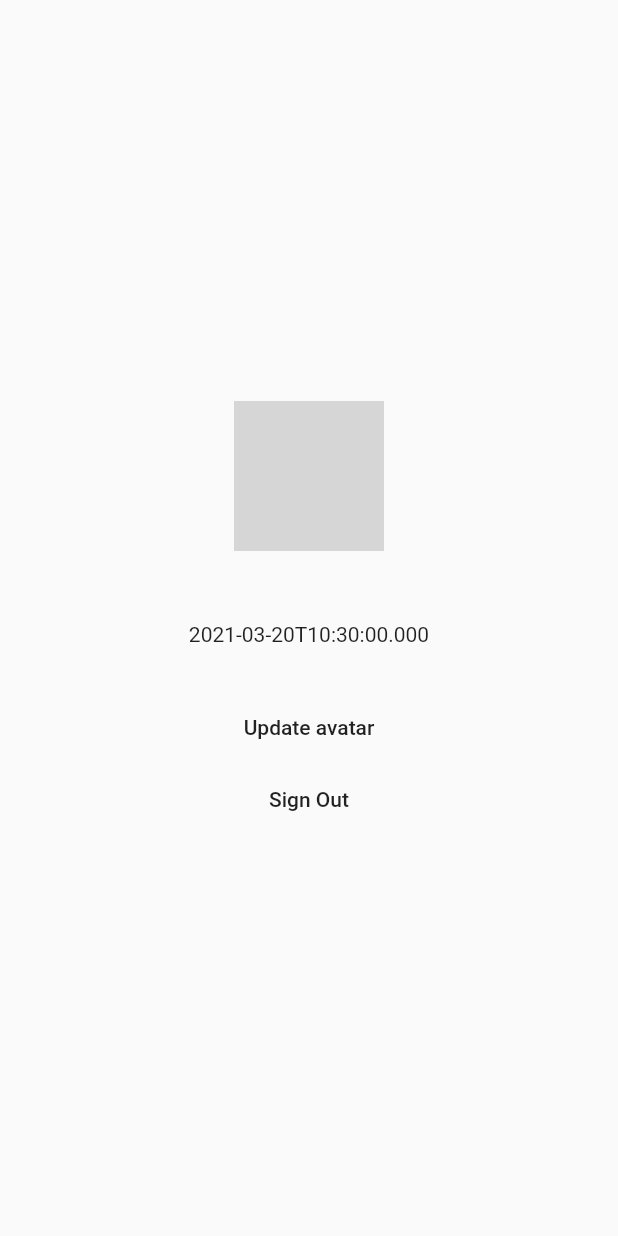
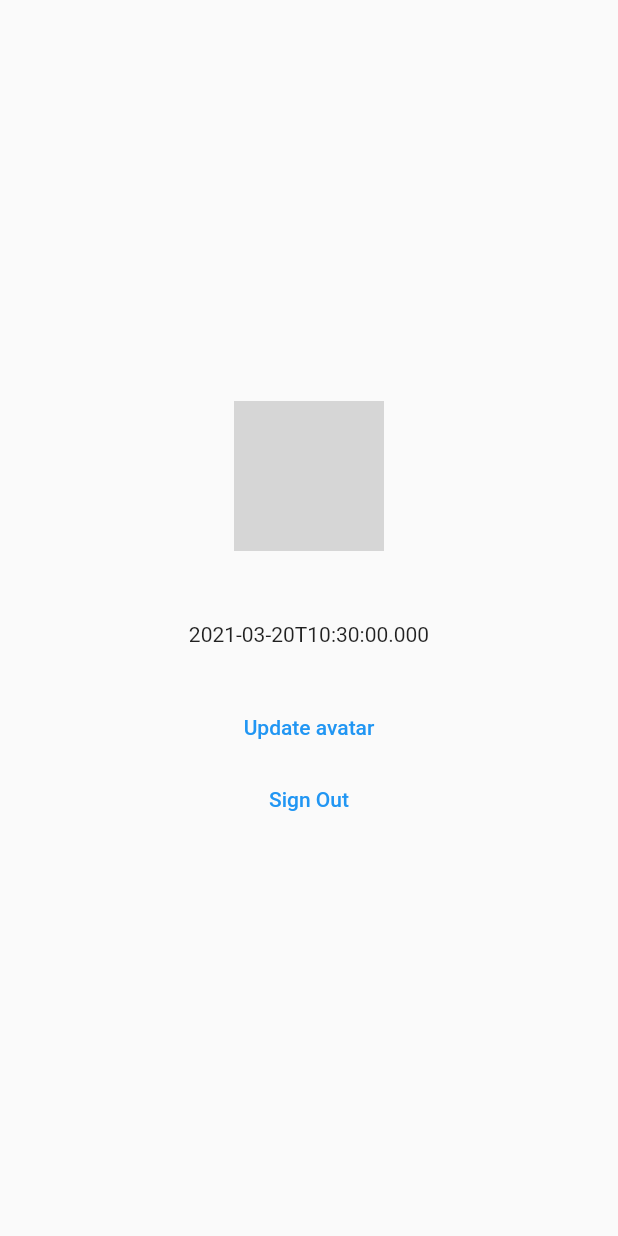
Before and after one commit to SupineDread/app_design, a Flutter app: the HomePage screen opened by its route, on a phone screen of 412 x 824 dp. Run offline on Flutter 3.47's test engine with Material 2 defaults, Android fonts, the phone set to English and light mode, and no system bars; our stand-ins replace dio, flutter_secure_storage, flutter_svg, get_it, image_picker, logger; accounts and stored records are empty; network calls fail; grey boxes are pictures that could not be loaded.

Commit message:
Updated to fl2

```diff
--- a/lib/helpers/dependency_injection.dart
+++ b/lib/helpers/dependency_injection.dart
@@ -9,7 +9,7 @@ import 'package:get_it/get_it.dart';
 abstract class DependencyInjection {
   static void initialize() {
     final Dio dio = Dio(BaseOptions(baseUrl: 'https://evening-refuge-79635.herokuapp.com'));
-    Http http = Http(dio: dio, logsEnabled: true);
+    Http http = Http(dio: dio);
 
     final FlutterSecureStorage secureStorage = FlutterSecureStorage();
 
--- a/lib/helpers/http.dart
+++ b/lib/helpers/http.dart
@@ -5,14 +5,11 @@ import 'package:meta/meta.dart' show required;
 
 class Http {
   Dio _dio;
-  bool _logsEnabled;
 
   Http({
     @required Dio dio,
-    @required bool logsEnabled,
   }) {
     _dio = dio;
-    _logsEnabled = logsEnabled;
   }
 
   Future<HttpResponse<T>> request<T>(
--- a/lib/pages/home_page.dart
+++ b/lib/pages/home_page.dart
@@ -3,7 +3,6 @@ import 'package:flutter_api_rest/api/account_api.dart';
 import 'package:flutter_api_rest/data/authentication_client.dart';
 import 'package:flutter_api_rest/models/user.dart';
 import 'package:flutter_api_rest/pages/login_page.dart';
-import 'package:flutter_api_rest/utils/logs.dart';
 import 'package:get_it/get_it.dart';
 import 'package:image_picker/image_picker.dart';
 import 'package:path/path.dart' as path;
@@ -89,11 +88,11 @@ class _HomePageState extends State<HomePage> {
           SizedBox(
             height: 30.0,
           ),
-          FlatButton(
+          TextButton(
             onPressed: _pickImage,
             child: Text("Update avatar"),
           ),
-          FlatButton(
+          TextButton(
             onPressed: _signOut,
             child: Text("Sign Out"),
           )
--- a/lib/utils/dialogs.dart
+++ b/lib/utils/dialogs.dart
@@ -9,7 +9,7 @@ abstract class Dialogs {
         title: Text(title),
         content: Text(description),
         actions: [
-          FlatButton(
+          TextButton(
             onPressed: () {
               Navigator.pop(_);
             },
```
Also changed, not shown: lib/widgets/login_form.dart (+8 -8 lines), lib/widgets/register_form.dart (+5 -5 lines), pubspec.yaml (+5 -5 lines), pubspec.lock.
